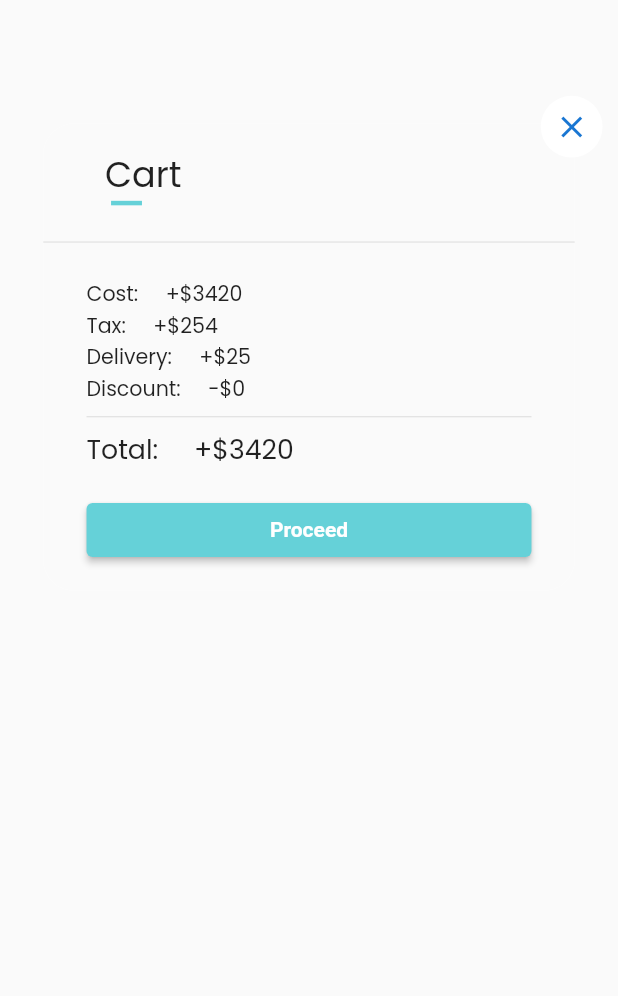
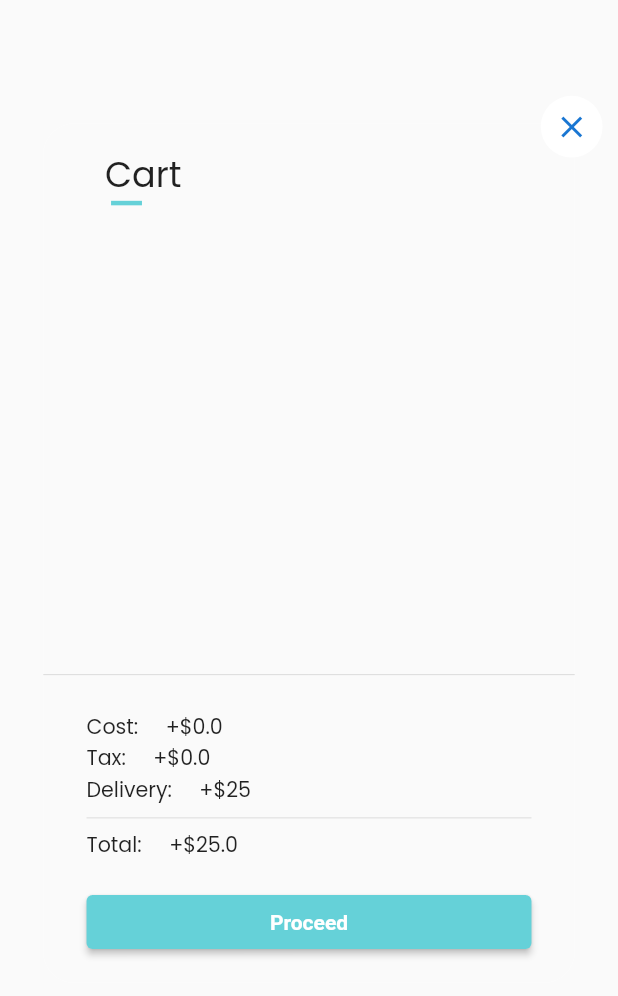
Before and after one commit to hope-miky/Flutter-Ecom, a Flutter app: the Cart widget shown alone on an empty page, opened directly, on a phone screen of 412 x 824 dp. Shown: the top 996 px of the screen. Run offline on Flutter 3.47's test engine with Material 2 defaults, Android fonts, the phone set to English and light mode, and no system bars; our stand-ins replace animated_bottom_navigation_bar, cached_network_image, dio, flutter_rating_bar, flutter_signin_button, font_awesome_flutter and 4 more; network calls fail.

Commit message:
working on cart

```diff
--- /dev/null
+++ b/lib/controllers/cart_controller.dart
@@ -0,0 +1,32 @@
+import 'package:addisecom/models/product_model.dart';
+import 'package:get/get_state_manager/get_state_manager.dart';
+import 'package:get/get.dart';
+
+class CartController extends GetxController {
+  var products_in_cart = [].obs;
+  var product_ids_in_cart = [].obs;
+  var totalCost = 0.0.obs;
+
+  get getfinalprice => totalCost + (totalCost * 0.15) + 25;
+
+  addProductInCart(Product product) {
+    products_in_cart.add(product);
+    product_ids_in_cart.add(product.id);
+    this.calculateCost();
+  }
+
+  removeProductFromCart(productid) {
+    products_in_cart.removeWhere((product) => product.id == productid);
+    product_ids_in_cart.removeWhere((id) => id == productid);
+    this.calculateCost();
+  }
+
+  calculateCost() {
+    var total = 0.0;
+    for (Product product in products_in_cart) {
+      total += (product.price * product.cart);
+    }
+    print(total);
+    totalCost.value = total;
+  }
+}
--- a/lib/models/product_model.dart
+++ b/lib/models/product_model.dart
@@ -10,6 +10,7 @@ class Product {
       required this.name,
       required this.description,
       required this.stock,
+      required this.cart,
       required this.images,
       required this.categoryId,
       required this.category,
@@ -22,6 +23,7 @@ class Product {
   final String? description;
   final double stock;
   final List<String> images;
+  int cart;
   final int? categoryId;
   final int? supplierId;
   final Supplier? supplier;
@@ -35,6 +37,7 @@ class Product {
         id: jsondata["id"],
         price: double.parse(jsondata["price"].toString()),
         name: jsondata["name"],
+        cart: 0,
         description: jsondata["description"],
         images: jsondata['images'] == ""
             ? []
--- a/lib/screens/cart/carts.dart
+++ b/lib/screens/cart/carts.dart
@@ -1,12 +1,17 @@
 import 'package:addisecom/constants/colors.dart';
 import 'package:addisecom/constants/products.dart';
+import 'package:addisecom/controllers/cart_controller.dart';
 import 'package:addisecom/screens/cart/cart_card.dart';
 import 'package:flutter/material.dart';
+import 'package:get/get.dart';
 import 'package:google_fonts/google_fonts.dart';
 import 'package:sizer/sizer.dart';
 
 class Cart extends StatelessWidget {
-  const Cart({Key? key}) : super(key: key);
+  final CartController cac = Get.put(CartController());
+  void recalculatePrice() {
+    cac.calculateCost();
+  }
 
   @override
   Widget build(BuildContext context) {
@@ -52,28 +57,38 @@ class Cart extends StatelessWidget {
                         ),
                       ],
                     ),
-                    // ...productlist.skip(4).map((e) => CartCard(
-                    //       product: e,
-                    //     )),
+                    Container(
+                      height: 35.h,
+                      child: ListView.builder(
+                        itemCount: cac.products_in_cart.length,
+                        itemBuilder: (context, index) {
+                          return CartCard(
+                            recalculatePrice: recalculatePrice,
+                            productindex: index,
+                          );
+                        },
+                      ),
+                    ),
                     Divider(),
                     Container(
                       margin: EdgeInsets.symmetric(
                         horizontal: 7.w,
                       ),
-                      child: Column(
+                      child: Obx(
+                        () => Column(
                           crossAxisAlignment: CrossAxisAlignment.start,
                           children: [
                             SizedBox(
                               height: 2.h,
                             ),
                             Text(
-                            "Cost:     +\$3420",
+                              "Cost:     +\$${cac.totalCost}",
                               style: GoogleFonts.poppins(
                                 fontSize: 10.sp,
                               ),
                             ),
                             Text(
-                            "Tax:     +\$254",
+                              "Tax:     +\$${cac.totalCost * 0.15}",
                               style: GoogleFonts.poppins(
                                 fontSize: 10.sp,
                               ),
@@ -84,20 +99,15 @@ class Cart extends StatelessWidget {
                                 fontSize: 10.sp,
                               ),
                             ),
+                            Divider(),
                             Text(
-                            "Discount:     -\$0",
+                              "Total:     +\$${cac.getfinalprice}",
                               style: GoogleFonts.poppins(
                                 fontSize: 10.sp,
                               ),
                             ),
-                          Divider(),
-                          Text(
-                            "Total:     +\$3420",
-                            style: GoogleFonts.poppins(
-                              fontSize: 13.sp,
+                          ],
                         ),
-                          ),
-                        ],
                       ),
                     ),
                     Container(
```
Also changed, not shown: lib/screens/cart/cart_card.dart (+37 -10 lines), lib/screens/products/product_card.dart (+18 -4 lines). Lines whose indentation alone changed are shown as unchanged.
